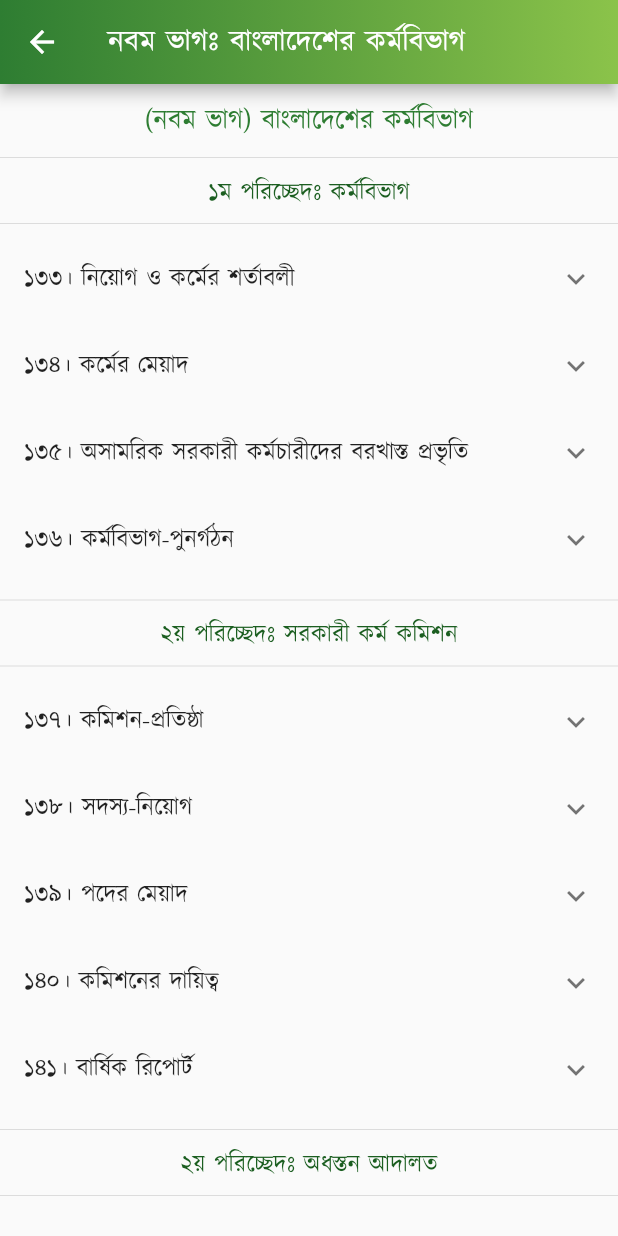
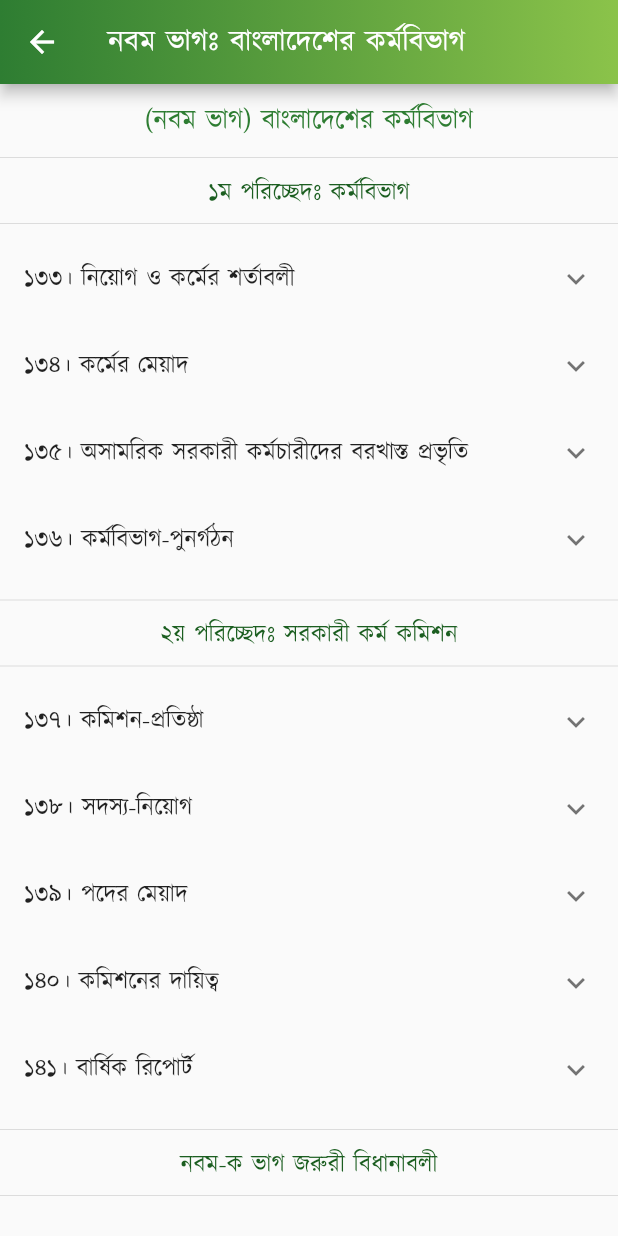
Before and after one commit to Azimul-Haque/flutter-onesignal, a Flutter app: the PartNine screen opened directly, on a phone screen of 412 x 824 dp. Run offline on Flutter 3.47's test engine with Material 2 defaults, Android fonts, the phone set to English and light mode, and no system bars; our stand-ins replace fluttertoast, package_info_plus, percent_indicator, shared_preferences, sqflite; missing offline and left inert: blinking_text, flutter_share, onesignal_flutter, slide_popup_dialog; accounts and stored records are empty; network calls fail.

Commit message:
Commit Sat 04/30/2022  0:18:14.25 2152

```diff
--- a/lib/pages/constitution/part9.dart
+++ b/lib/pages/constitution/part9.dart
@@ -203,7 +203,7 @@ class PartNine extends StatelessWidget {
             height: 3,
           ),
           Text(
-            "২য় পরিচ্ছেদঃ অধস্তন আদালত",
+            "নবম-ক ভাগ জরুরী বিধানাবলী",
             style: TextStyle(color: Colors.green[900], fontSize: 16),
             textAlign: TextAlign.center,
           ),
```
